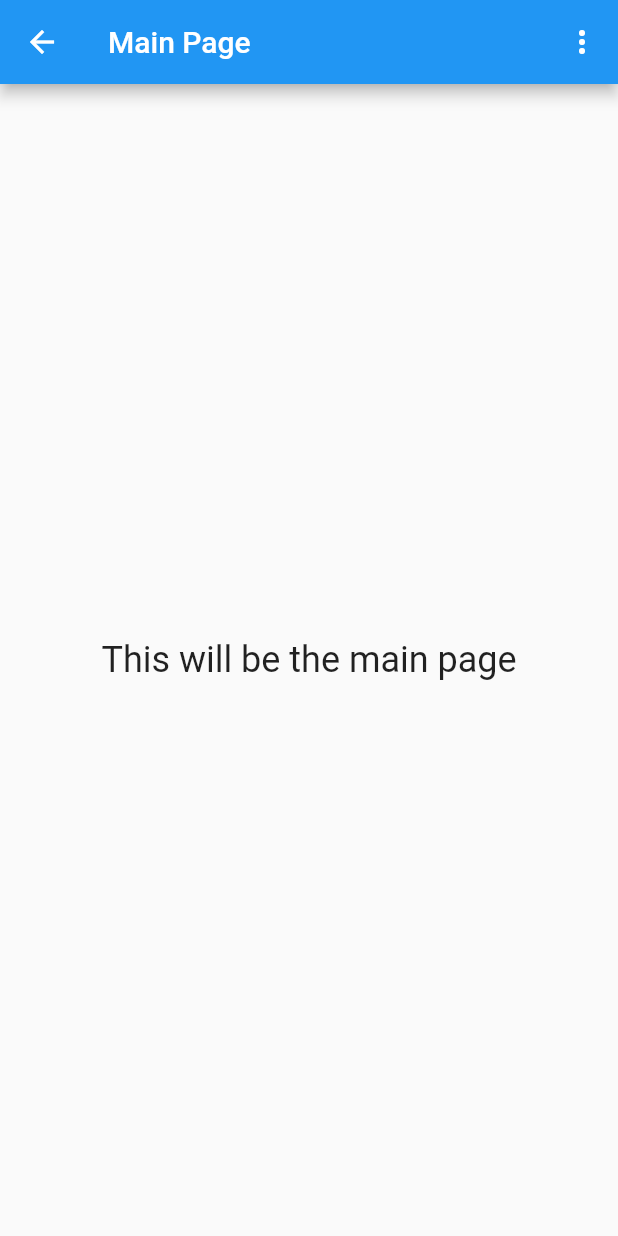
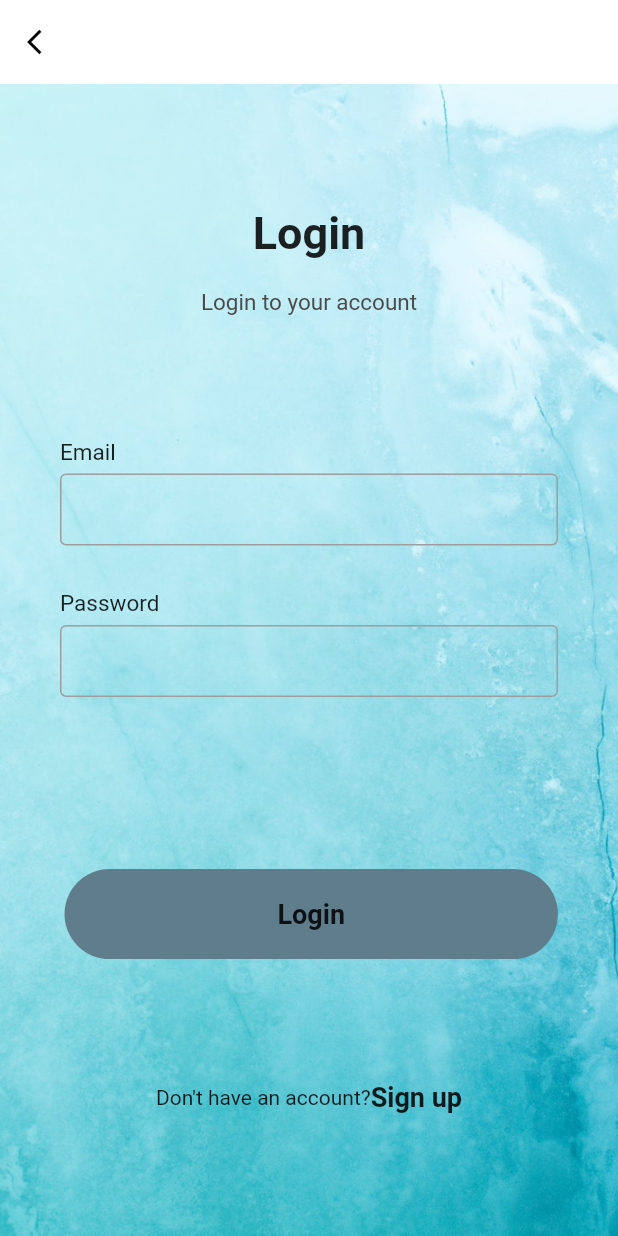
Before and after one commit to yurizanini/CFMKids, a Flutter app: the screen it shows after launch, after a tap on "Login", on a phone screen of 412 x 824 dp. Run offline on Flutter 3.47's test engine with Material 2 defaults, Android fonts, the phone set to English and light mode, and no system bars.

Commit message:
Add login and signup page

```diff
--- /dev/null
+++ b/lib/login.dart
@@ -0,0 +1,140 @@
+import 'package:flutter/material.dart';
+
+class LoginPage extends StatelessWidget {
+  @override
+  Widget build(BuildContext context) {
+    return Scaffold(
+        resizeToAvoidBottomInset: false,
+        backgroundColor: Colors.transparent,
+        //TODO: fix the appbar button exhibition - it has to be on top of the container below it
+        appBar: AppBar(
+          elevation: 0,
+          backgroundColor: Colors.white,
+          leading: IconButton(
+            onPressed: () {
+              Navigator.pop(context);
+            },
+            icon: const Icon(
+              Icons.arrow_back_ios,
+              size: 20,
+              color: Colors.black,
+            ),
+          ),
+        ),
+        body: Container(
+            decoration: const BoxDecoration(
+                image: DecorationImage(
+                    image: AssetImage('assets/bg1920x1080.jpg'),
+                    fit: BoxFit.cover)),
+            height: MediaQuery.of(context).size.height,
+            width: double.infinity,
+            child: Column(
+              mainAxisAlignment: MainAxisAlignment.spaceBetween,
+              children: <Widget>[
+                Expanded(
+                  child: Column(
+                    mainAxisAlignment: MainAxisAlignment.spaceEvenly,
+                    children: <Widget>[
+                      Column(
+                        children: const <Widget>[
+                          Text(
+                            "Login",
+                            style: TextStyle(
+                                fontSize: 30, fontWeight: FontWeight.bold),
+                          ),
+                          SizedBox(
+                            height: 20,
+                          ),
+                          Text(
+                            "Login to your account",
+                            style: TextStyle(
+                                fontSize: 15,
+                                color: Color.fromARGB(255, 75, 74, 74)),
+                          ),
+                        ],
+                      ),
+                      Padding(
+                          padding: const EdgeInsets.symmetric(horizontal: 40),
+                          child: Column(
+                            children: <Widget>[
+                              makeInput(label: "Email"),
+                              makeInput(label: "Password", obscureText: true),
+                            ],
+                          )),
+                      Padding(
+                        padding: const EdgeInsets.symmetric(horizontal: 40),
+                        child: Container(
+                            padding: const EdgeInsets.only(top: 3, left: 3),
+                            decoration: BoxDecoration(
+                              borderRadius: BorderRadius.circular(50),
+                            ),
+                            child: MaterialButton(
+                                key: const Key('loginBtn'),
+                                minWidth: double.infinity,
+                                height: 60,
+                                onPressed: () {
+                                  ScaffoldMessenger.of(context).showSnackBar(
+                                    const SnackBar(
+                                      content: Text("Login Button Pressed"),
+                                      duration: Duration(milliseconds: 300),
+                                    ),
+                                  );
+                                },
+                                color: Colors.blueGrey,
+                                elevation: 0,
+                                shape: RoundedRectangleBorder(
+                                  borderRadius: BorderRadius.circular(50),
+                                ),
+                                child: const Text("Login",
+                                    style: TextStyle(
+                                        fontWeight: FontWeight.w600,
+                                        fontSize: 18)))),
+                      ),
+                      Row(
+                        mainAxisAlignment: MainAxisAlignment.center,
+                        children: const <Widget>[
+                          Text("Don't have an account?"),
+                          Text(
+                            "Sign up",
+                            style: TextStyle(
+                                fontWeight: FontWeight.w600, fontSize: 18),
+                          )
+                        ],
+                      )
+                    ],
+                  ),
+                ),
+              ],
+            )));
+  }
+
+  Widget makeInput({label, obscureText = false}) {
+    return Column(
+      crossAxisAlignment: CrossAxisAlignment.start,
+      children: <Widget>[
+        Text(label,
+            style: const TextStyle(
+              fontSize: 15,
+              fontWeight: FontWeight.w400,
+              color: Colors.black87,
+            )),
+        const SizedBox(
+          height: 5,
+        ),
+        TextField(
+          obscureText: obscureText,
+          decoration: const InputDecoration(
+            contentPadding: EdgeInsets.symmetric(vertical: 0, horizontal: 10),
+            enabledBorder:
+                OutlineInputBorder(borderSide: BorderSide(color: Colors.grey)),
+            border:
+                OutlineInputBorder(borderSide: BorderSide(color: Colors.grey)),
+          ),
+        ),
+        const SizedBox(
+          height: 30,
+        ),
+      ],
+    );
+  }
+}
--- a/lib/main.dart
+++ b/lib/main.dart
@@ -1,9 +1,11 @@
+import 'package:cfmkids/login.dart';
+import 'package:cfmkids/signup.dart';
 import 'package:flutter/material.dart';
 
 import 'mainpage.dart';
 
 void main() {
-  runApp(const MaterialApp(
+  runApp(MaterialApp(
     debugShowCheckedModeBanner: false,
     home: HomePage(),
   ));
@@ -42,7 +44,10 @@ class HomePage extends StatelessWidget {
                             minWidth: double.infinity,
                             height: 60,
                             onPressed: () {
-                              Navigator.push(context, MainPage());
+                              Navigator.push(
+                                  context,
+                                  MaterialPageRoute(
+                                      builder: ((context) => LoginPage())));
                               ScaffoldMessenger.of(context).showSnackBar(
                                 const SnackBar(
                                   content: Text("Login Button Pressed"),
@@ -64,17 +69,17 @@ class HomePage extends StatelessWidget {
                             padding: const EdgeInsets.only(top: 3, left: 3),
                             decoration: BoxDecoration(
                               borderRadius: BorderRadius.circular(50),
-                              //border: const Border(
-                              //  bottom: BorderSide(color: Colors.black),
-                              //  top: BorderSide(color: Colors.black),
-                              //  left: BorderSide(color: Colors.black),
-                              //  right: BorderSide(color: Colors.black),)
                             ),
                             child: MaterialButton(
                                 key: const Key('signupBtn'),
                                 minWidth: double.infinity,
                                 height: 60,
                                 onPressed: () {
+                                  Navigator.push(
+                                      context,
+                                      MaterialPageRoute(
+                                          builder: ((context) =>
+                                              SignupPage())));
                                   ScaffoldMessenger.of(context).showSnackBar(
                                     const SnackBar(
                                       content: Text("Sign Up Button Pressed"),
```
Also changed, not shown: lib/signup.dart (added, +143 -0 lines).
